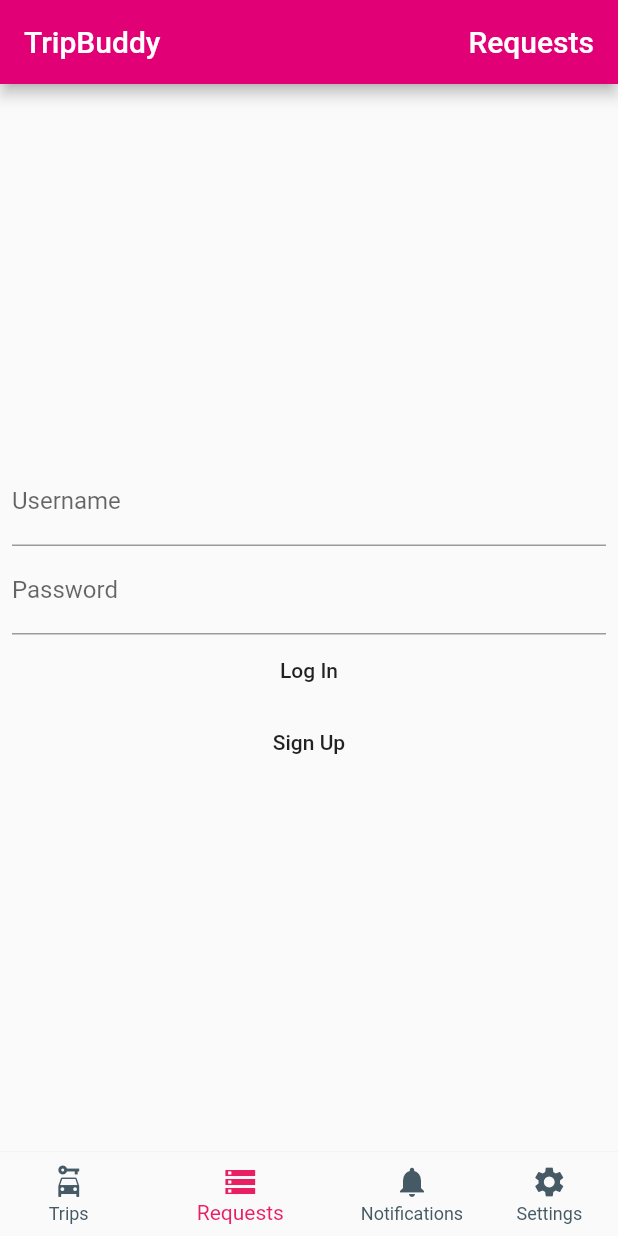
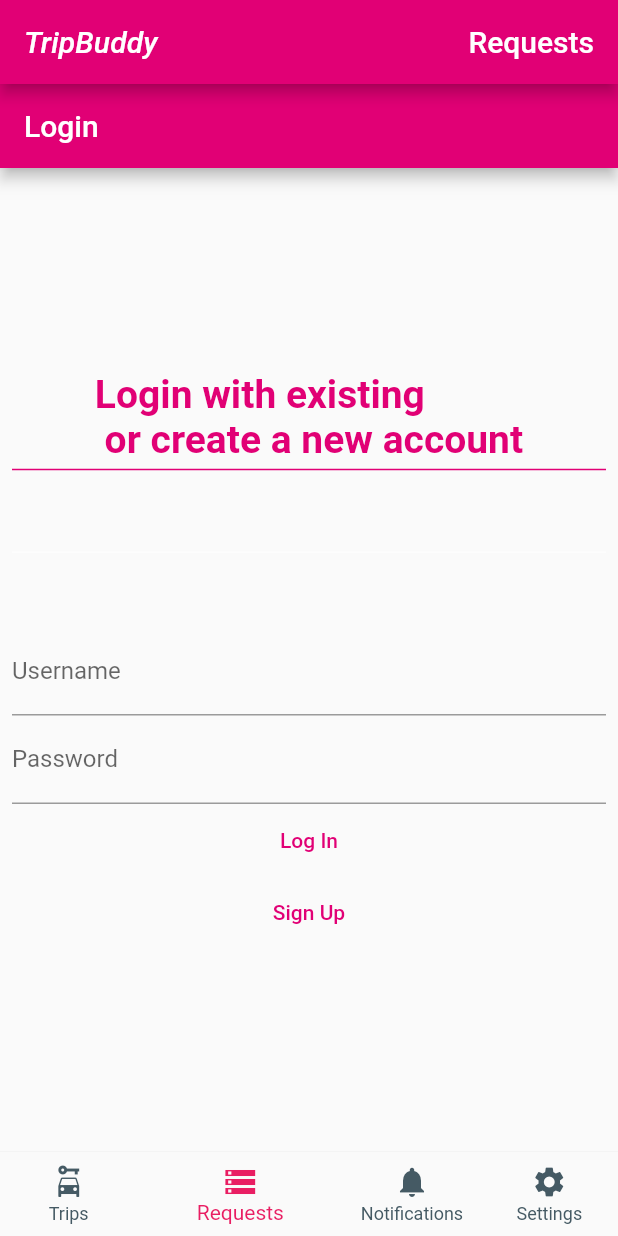
Before and after one commit to Vacika/najdiprevoz-flutter, a Flutter app: the screen it shows after launch, item 2 of the bottom bar chosen, on a phone screen of 412 x 824 dp. Run offline on Flutter 3.47's test engine with Material 2 defaults, Android fonts, the phone set to English and light mode, and no system bars; our stand-ins replace flutter_secure_storage, numberpicker; generated files the repository leaves out were written again; Roboto replaces fonts that are missing (Georgia); key blocks and very long unbroken strings in the code were emptied for the run.

Commit message:
Login colors

```diff
--- a/lib/screens/home.screen.dart
+++ b/lib/screens/home.screen.dart
@@ -68,28 +68,29 @@ class HomeScreenState extends State<HomeScreen> {
   }
 
   getTitle(int currentIndex) {
+    const appName = Text('TripBuddy', style: TextStyle(fontStyle: FontStyle.italic));
     switch (currentIndex) {
       case 0:
         return Row(
-          children: [Text('TripBuddy'), Text('Trips')],
+          children: [appName, Text('Trips')],
           mainAxisSize: MainAxisSize.max,
           mainAxisAlignment: MainAxisAlignment.spaceBetween,
         );
       case 1:
         return Row(
-          children: [Text('TripBuddy'), Text('Requests')],
+          children: [appName, Text('Requests')],
           mainAxisSize: MainAxisSize.max,
           mainAxisAlignment: MainAxisAlignment.spaceBetween,
         );
       case 2:
         return Row(
-          children: [Text('TripBuddy'), Text('Notifications')],
+          children: [appName, Text('Notifications')],
           mainAxisSize: MainAxisSize.max,
           mainAxisAlignment: MainAxisAlignment.spaceBetween,
         );
       case 3:
         return Row(
-          children: [Text('TripBuddy'), Text('Settings')],
+          children: [appName, Text('Settings')],
           mainAxisSize: MainAxisSize.max,
           mainAxisAlignment: MainAxisAlignment.spaceBetween,
         );
--- a/lib/screens/login.screen.dart
+++ b/lib/screens/login.screen.dart
@@ -20,12 +20,28 @@ class LoginScreen extends StatelessWidget {
   @override
   Widget build(BuildContext context) {
     return Scaffold(
+      appBar: AppBar(
+        title: Text('Login'),
+      ),
         body: Center(
       child: Padding(
         padding: const EdgeInsets.all(8.0),
         child: Column(
           mainAxisAlignment: MainAxisAlignment.center,
           children: <Widget>[
+            Text('Login with existing \n or create a new account', style: TextStyle(fontSize: 26,
+                color: Color.fromRGBO(225, 0, 117, 1),
+                fontWeight: FontWeight.bold),),
+            Divider(
+              color: Color.fromRGBO(225, 0, 117, 1),
+              height: 10,
+              thickness: 1,
+            ),
+            Divider(
+              color: Colors.white,
+              height: 100,
+              thickness: 0,
+            ),
             TextField(
               controller: _usernameController,
               decoration: InputDecoration(labelText: 'Username'),
@@ -55,7 +71,10 @@ class LoginScreen extends StatelessWidget {
                         "No account was found matching that username and password");
                   }
                 },
-                    child: Text("Log In")),
+                child: Text(
+                  "Log In",
+                  style: TextStyle(color: Color.fromRGBO(225, 0, 117, 1)),
+                )),
             FlatButton(
                 onPressed: () async {
                   var username = _usernameController.text;
@@ -82,7 +101,7 @@ class LoginScreen extends StatelessWidget {
                     // }
                   }
                 },
-                    child: Text("Sign Up"))
+                child: Text("Sign Up", style: TextStyle(color: Color.fromRGBO(225, 0, 117, 1))))
           ],
         ),
       ),
```
Lines whose indentation alone changed are shown as unchanged.
